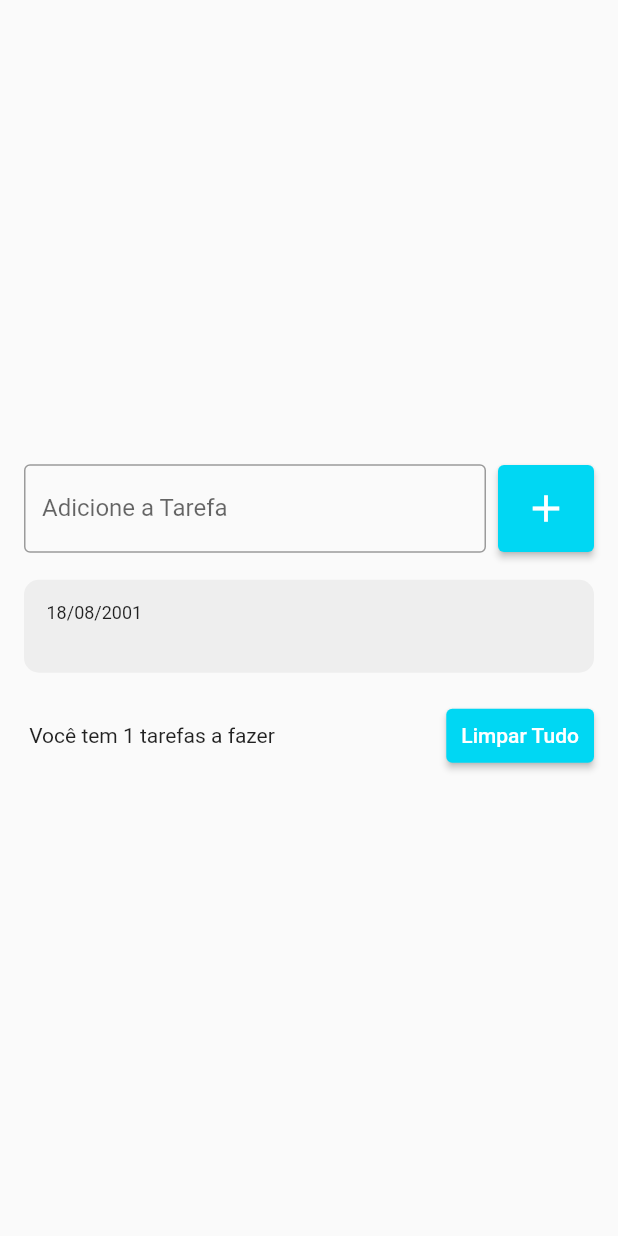
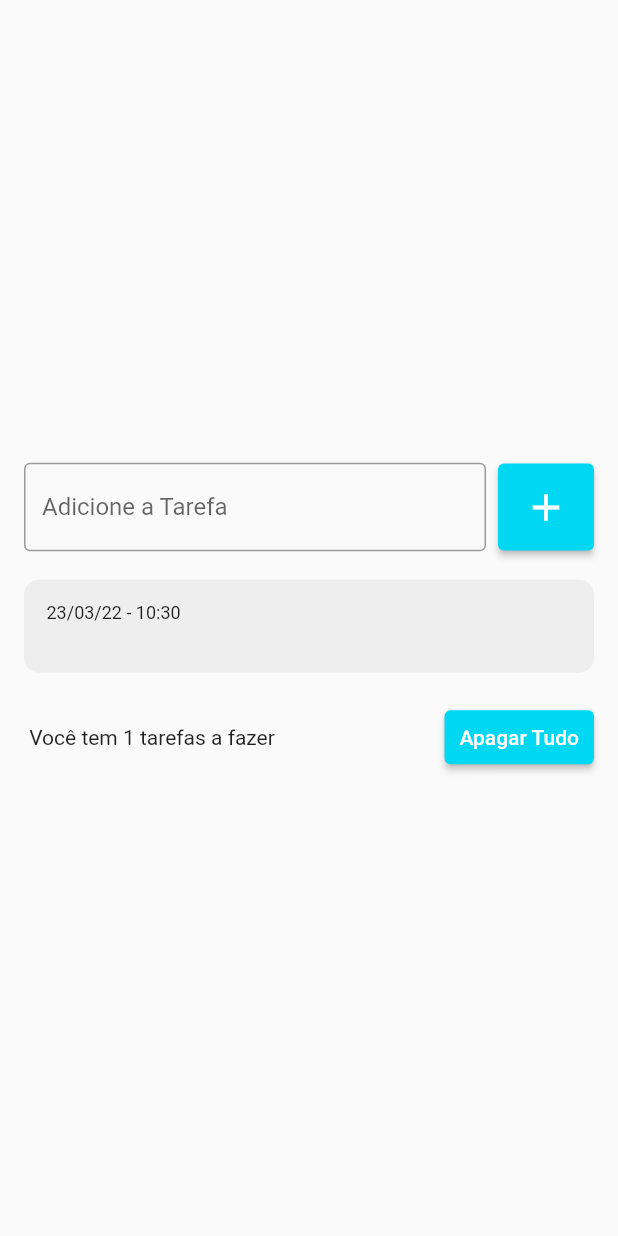
Before and after one commit to KevinFelip-hub/todo_list, a Flutter app: the screen it shows after launch, after a tap on the "add" icon, on a phone screen of 412 x 824 dp. Run offline on Flutter 3.47's test engine with Material 2 defaults, Android fonts, the phone set to English and light mode, and no system bars; drawn by our look-alikes of flutter_slidable; our stand-ins replace shared_preferences.

Commit message:
Initial Commit

```diff
--- /dev/null
+++ b/lib/models/todo.dart
@@ -0,0 +1,18 @@
+class Todo{
+  Todo({required this.title, required this.dateTime});
+
+  Todo.fromJson(Map<String, dynamic> json)
+  :title = json["title"],
+  dateTime = DateTime.parse(json["dateTime"]);
+
+  String title;
+  DateTime dateTime;
+
+  Map<String, dynamic> toJson() {
+    return {
+      "title": title,
+      "datetime": dateTime.toIso8601String(),
+    };
+  }
+
+}
--- a/lib/pages/todo_list_page.dart
+++ b/lib/pages/todo_list_page.dart
@@ -1,4 +1,6 @@
 import 'package:flutter/material.dart';
+import 'package:todo_list/models/todo.dart';
+import 'package:todo_list/repositories/todo_repository.dart';
 
 import '../widgets/todo_list_item.dart';
 
@@ -11,8 +13,11 @@ class TodoListPage extends StatefulWidget {
 
 class _TodoListPageState extends State<TodoListPage> {
   final TextEditingController todoController = TextEditingController();
+  final TodoRepository todoRepository = TodoRepository();
 
-  List<String> todos = [];
+  List<Todo> todos = [];
+  Todo? deletedTodo;
+  int? deletedTodoPos;
 
   @override
   Widget build(BuildContext context) {
@@ -39,11 +44,14 @@ class _TodoListPageState extends State<TodoListPage> {
                     const SizedBox(width: 8),
                     ElevatedButton(
                       onPressed: () {
-                        String Text = todoController.text;
+                        String text = todoController.text;
                         setState(() {
-                          todos.add(Text);
+                          Todo newTodo =
+                              Todo(title: text, dateTime: DateTime.now());
+                          todos.add(newTodo);
                         });
                         todoController.clear();
+                        todoRepository.saveTodoList(todos);
                       },
                       style: ElevatedButton.styleFrom(
                         primary: const Color(0xff00d7f3),
@@ -61,10 +69,11 @@ class _TodoListPageState extends State<TodoListPage> {
                   child: ListView(
                     shrinkWrap: true,
                     children: [
-                      for(String todo in todos)
-                      TodoListItem(
-                        title: todo,
-                      ),
+                      for (Todo todo in todos)
+                        TodoListItem(
+                          todo: todo,
+                          onDelete: onDelete,
+                        ),
                     ],
                   ),
                 ),
@@ -75,12 +84,12 @@ class _TodoListPageState extends State<TodoListPage> {
                       child: Text(" Você tem ${todos.length} tarefas a fazer "),
                     ),
                     ElevatedButton(
-                      onPressed: () {},
+                      onPressed: showDeleteTodosConfirmationDialog,
                       style: ElevatedButton.styleFrom(
                         primary: const Color(0xff00d7f3),
                         padding: const EdgeInsets.all(10),
                       ),
-                      child: const Text("Limpar Tudo"),
+                      child: const Text("Apagar Tudo"),
                     ),
                   ],
                 ),
@@ -91,4 +100,69 @@ class _TodoListPageState extends State<TodoListPage> {
       ),
     );
   }
+
+  void onDelete(Todo todo) {
+    deletedTodo = todo;
+    deletedTodoPos = todos.indexOf(todo);
+
+    setState(() {
+      todos.remove(todo);
+    });
+
+    ScaffoldMessenger.of(context).clearSnackBars();
+    ScaffoldMessenger.of(context).showSnackBar(
+      SnackBar(
+        content: Text(
+          "Tarefa ${todo.title} foi removida com sucesso!",
+          style: TextStyle(color: Color(0xff060708)),
+        ),
+        backgroundColor: Colors.white,
+        action: SnackBarAction(
+          label: "Desfazer",
+          onPressed: () {
+            setState(() {
+              todos.insert(deletedTodoPos!, deletedTodo!);
+            });
+          },
+        ),
+        duration: const Duration(seconds: 5),
+      ),
+    );
+  }
+
+  void showDeleteTodosConfirmationDialog() {
+    showDialog(
+      context: context,
+      builder: (context) => AlertDialog(
+        title: const Text("Apagar Tudo"),
+        content:
+            const Text("Você tem certeza que deseja apagar todas as Tarefas ?"),
+        actions: [
+          TextButton(
+            onPressed: () {
+              Navigator.of(context).pop();
+            },
+            style: TextButton.styleFrom(
+              primary: Color(0xff00d7f3),
+            ),
+            child: const Text("Cancelar"),
+          ),
+          TextButton(
+            onPressed: () {
+              Navigator.of(context).pop();
+              deleteAllTodos();
+              },
+            style: TextButton.styleFrom(primary: Colors.red),
+            child: const Text("Apagar"),
+          ),
+        ],
+      ),
+    );
+  }
+
+  void deleteAllTodos() {
+    setState(() {
+      todos.clear();
+    });
+  }
 }
--- /dev/null
+++ b/lib/repositories/todo_repository.dart
@@ -0,0 +1,22 @@
+import 'dart:convert';
+
+import 'package:shared_preferences/shared_preferences.dart';
+import 'package:todo_list/models/todo.dart';
+
+const todoListKey = "todo_list";
+
+class TodoRepository {
+  late SharedPreferences sharedPreferences;
+
+  Future<List<Todo>> getTodoList() async {
+    sharedPreferences = await SharedPreferences.getInstance();
+    final String jsonString = sharedPreferences.getString(todoListKey) ?? "[]";
+    final List jsonDecoded = json.decode(jsonString) as List;
+    return jsonDecoded.map((e) => Todo.fromJson(e)).toList();
+  }
+
+  void saveTodoList(List<Todo> todos) {
+    final String jsonString = json.encode(todos);
+    sharedPreferences.setString(todoListKey, jsonString);
+  }
+}
--- a/lib/widgets/todo_list_item.dart
+++ b/lib/widgets/todo_list_item.dart
@@ -1,30 +1,40 @@
 import 'package:flutter/material.dart';
+import 'package:flutter_slidable/flutter_slidable.dart';
+import 'package:intl/intl.dart';
+import 'package:todo_list/models/todo.dart';
 
 class TodoListItem extends StatelessWidget {
-  const TodoListItem({Key? key, required this.title}) : super(key: key);
+  const TodoListItem({
+    Key? key,
+    required this.todo,
+    required this.onDelete,
+  }) : super(key: key);
 
-  final String title;
+  final Todo todo;
+  final Function(Todo) onDelete;
 
   @override
   Widget build(BuildContext context) {
-    return Container(
+    return Padding(
+      padding: const EdgeInsets.symmetric(vertical: 3),
+      child: Slidable(
+        child: Container(
           decoration: BoxDecoration(
             borderRadius: BorderRadius.circular(10),
             color: Colors.grey[200],
           ),
-      margin: const EdgeInsets.symmetric(vertical: 2),
           padding: const EdgeInsets.all(15),
           child: Column(
-        crossAxisAlignment: CrossAxisAlignment.start,
+            crossAxisAlignment: CrossAxisAlignment.stretch,
             children: [
               Text(
-            "18/08/2001",
-            style: TextStyle(
+                DateFormat("dd/MM/yy - HH:mm").format(todo.dateTime),
+                style: const TextStyle(
                   fontSize: 12,
                 ),
               ),
               Text(
-            title,
+                todo.title,
                 style: const TextStyle(
                   fontSize: 15,
                   fontWeight: FontWeight.w500,
@@ -32,6 +42,20 @@ class TodoListItem extends StatelessWidget {
               ),
             ],
           ),
+        ),
+        actionExtentRatio: 0.2,
+        actionPane: const SlidableStrechActionPane(),
+        secondaryActions: [
+          IconSlideAction(
+            color: Colors.red,
+            icon: Icons.delete,
+            caption: "Deletar",
+            onTap: () {
+              onDelete(todo);
+            },
+          ),
+        ],
+      ),
     );
   }
 }
--- a/pubspec.yaml
+++ b/pubspec.yaml
@@ -34,6 +34,9 @@ dependencies:
   # The following adds the Cupertino Icons font to your application.
   # Use with the CupertinoIcons class for iOS style icons.
   cupertino_icons: ^1.0.2
+  intl:
+  flutter_slidable: ^0.6.0
+  shared_preferences: ^2.0.13
 
 dev_dependencies:
   flutter_test:
```
Also changed, not shown: pubspec.lock. Lines whose indentation alone changed are shown as unchanged.
